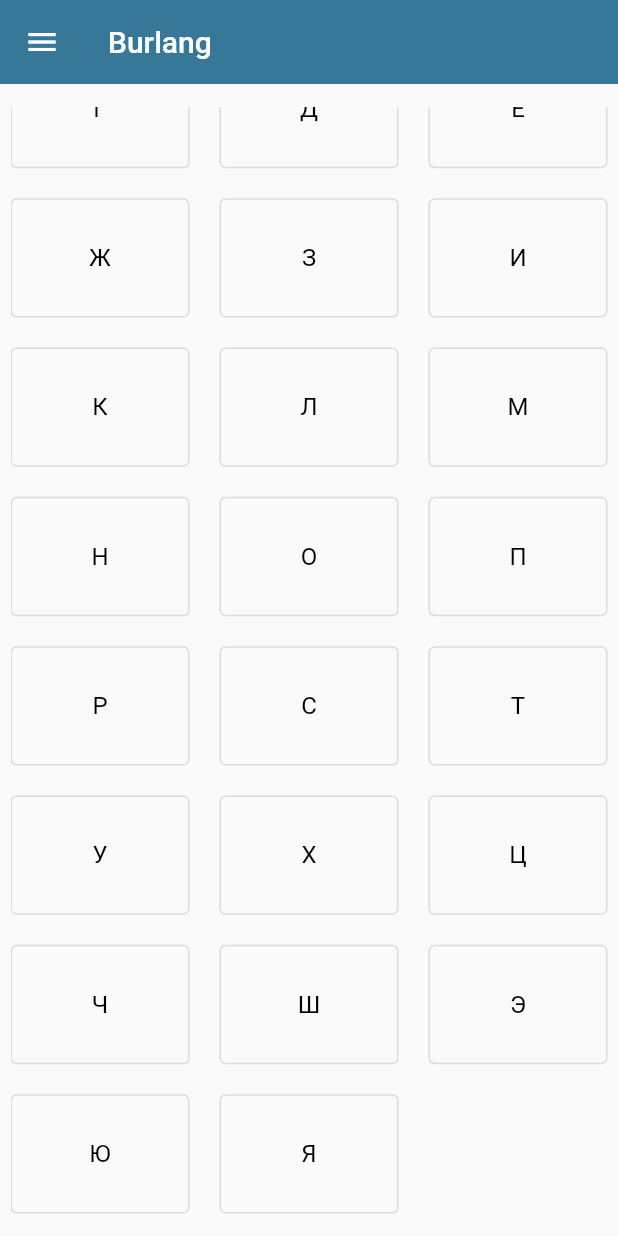
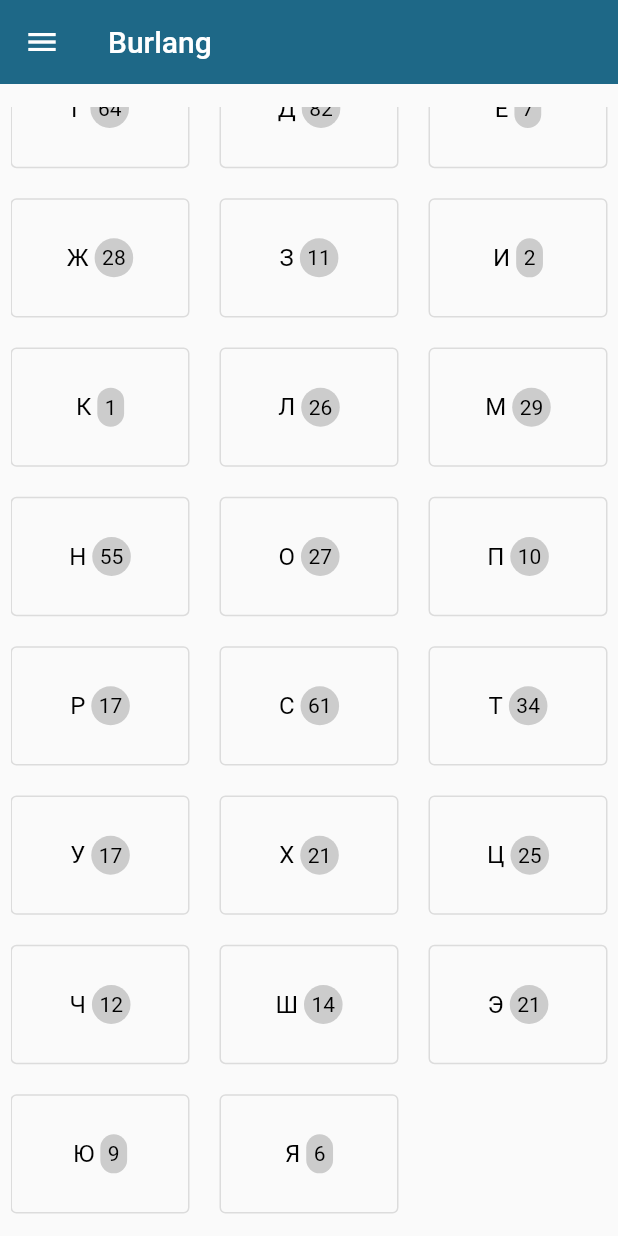
Before and after one commit to burlang/mobile, a Flutter app: the BuryatAlphabetsScreen screen opened by its route, scrolled down 138 dp, on a phone screen of 412 x 824 dp. Run offline on Flutter 3.47's test engine with Material 2 defaults, Android fonts, the phone set to English and light mode, and no system bars; our stand-ins replace bloc, flutter_bloc; network calls fail.

Commit message:
pre-relize updates

```diff
--- a/lib/config/router.dart
+++ b/lib/config/router.dart
@@ -1,14 +1,19 @@
 import 'package:burlang_demo/screens/buryat_name_screen.dart';
 import 'package:burlang_demo/screens/buryat_alphabets_screen.dart';
+import 'package:burlang_demo/screens/new_screen.dart';
 import 'package:burlang_demo/screens/search_word_screen.dart';
 import 'package:burlang_demo/screens/buryat_names_screen.dart';
 import 'package:flutter/material.dart';
+
+import '../screens/news_screen.dart';
 
 class RouteGenerator {
   static const MAIN = '/';
   static const BURYAT_NAMES = 'buryat_names';
   static const BURYAT_NAME = 'buryat_name';
   static const BURYAT_NAME_DISCRIPTION = 'buryat_name_discription';
+  static const NEWS = 'news';
+  static const NEW = 'new';
 
   static Route<dynamic> generateRoute(RouteSettings settings) {
     final arg = settings.arguments;
@@ -30,6 +35,12 @@ class RouteGenerator {
             builder: (_) => BuryatNameScreen(
                   buryat_name: arg,
                 ));
+
+      case NEWS:
+        return MaterialPageRoute(builder: (_) => const NewsScreen());
+
+      case NEW:
+        return MaterialPageRoute(builder: (_) => NewScreen(slug: arg,));
     }
     return MaterialPageRoute(builder: (_) => const SearchWordScreen());
   }
--- a/lib/constants/constants.dart
+++ b/lib/constants/constants.dart
@@ -30,6 +30,35 @@ class Constants {
     'Я'
   ];
 
+  static final letters_numbers = <String>[
+    '45',
+    '108',
+    '5',
+    '64',
+    '82',
+    '7',
+    '28',
+    '11',
+    '2',
+    '1',
+    '26',
+    '29',
+    '55',
+    '27',
+    '10',
+    '17',
+    '61',
+    '34',
+    '17',
+    '21',
+    '25',
+    '12',
+    '14',
+    '21',
+    '9',
+    '6'
+  ];
+
   static const String bur = 'Бурятско';
   static const String bur_rus = 'Русский';
 
@@ -39,5 +68,6 @@ class Constants {
   static const String input_bur = 'Введите бурятское слово';
   static const String input_rus = 'Введите русское слово';
 
-  static const color = Color.fromARGB(255, 55, 119, 151);
+  static const color = Color.fromRGBO(30, 104, 135, 1);
+  static const backgroundColor = Color.fromRGBO(238, 238, 238, 1);
 }
--- a/lib/screens/buryat_alphabets_screen.dart
+++ b/lib/screens/buryat_alphabets_screen.dart
@@ -36,12 +36,35 @@ class _BuryatAlphabetsScreenState extends State<BuryatAlphabetsScreen> {
                           RouteGenerator.BURYAT_NAME,
                           arguments: Constants.letters_names[index]);
                     },
-                    child: Text(
-                      Constants.letters_names[index],
-                      style: const TextStyle(
-                          color: Colors.black,
-                          fontSize: 16,
-                          fontWeight: FontWeight.w400),
+                    child: Row(
+                      mainAxisAlignment: MainAxisAlignment.center,
+                      children: [
+                        Text(
+                          Constants.letters_names[index],
+                          style: const TextStyle(
+                              color: Colors.black,
+                              fontSize: 16,
+                              fontWeight: FontWeight.w400),
+                        ),
+                        const SizedBox(
+                          width: 4,
+                        ),
+                        Container(
+                          decoration: BoxDecoration(
+                              color: const Color.fromRGBO(204, 204, 204, 1),
+                              borderRadius: BorderRadius.circular(15)),
+                          child: Padding(
+                            padding: const EdgeInsets.all(5),
+                            child: Text(
+                              Constants.letters_numbers[index],
+                              style: const TextStyle(
+                                  color: Colors.black,
+                                  fontSize: 14,
+                                  fontWeight: FontWeight.w400),
+                            ),
+                          ),
+                        )
+                      ],
                     ),
                   );
                 }),
--- a/lib/screens/search_word_screen.dart
+++ b/lib/screens/search_word_screen.dart
@@ -1,8 +1,9 @@
 import 'package:burlang_demo/bloc/burlang_bloc.dart';
 import 'package:burlang_demo/constants/constants.dart';
+import 'package:burlang_demo/widgets/contacts_widget.dart';
 import 'package:burlang_demo/widgets/drawer_widget.dart';
 import 'package:burlang_demo/widgets/loader_widget.dart';
-import 'package:burlang_demo/widgets/new_widget.dart';
+import 'package:burlang_demo/widgets/news_widget.dart';
 import 'package:burlang_demo/widgets/search_dictionary_word_widget.dart';
 import 'package:flutter/material.dart';
 import 'package:flutter/widgets.dart';
@@ -63,7 +64,8 @@ class _SearchWordScreenState extends State<SearchWordScreen> {
                     },
                     child: ListView(shrinkWrap: true, children: const [
                       SearchDictionaryWordWidget(),
-                      NewsWidget()
+                      NewsWidget(),
+                      ContactsWidget()
                     ]),
                   ),
                 ),
--- a/lib/widgets/appbar_widget.dart
+++ b/lib/widgets/appbar_widget.dart
@@ -1,3 +1,5 @@
+import 'package:burlang_demo/config/router.dart';
+import 'package:burlang_demo/constants/constants.dart';
 import 'package:flutter/material.dart';
 
 class AppBarWidget extends StatelessWidget implements PreferredSizeWidget {
@@ -8,9 +10,13 @@ class AppBarWidget extends StatelessWidget implements PreferredSizeWidget {
   @override
   Widget build(BuildContext context) {
     return AppBar(
-      backgroundColor: const Color.fromARGB(255, 55, 119, 151),
+      backgroundColor: Constants.color,
       elevation: 0.0,
-      title: const Text('Burlang'),
+      title: GestureDetector(
+          onTap: () {
+            Navigator.of(context).pushNamed(RouteGenerator.MAIN);
+          },
+          child: const Text('Burlang')),
     );
   }
 
--- a/pubspec.yaml
+++ b/pubspec.yaml
@@ -34,7 +34,7 @@ dependencies:
   # The following adds the Cupertino Icons font to your application.
   # Use with the CupertinoIcons class for iOS style icons.
   cupertino_icons: ^1.0.2
-  path_provider: ^2.0.11
+  url_launcher: ^6.0.17
   intl: ^0.17.0
   http: ^0.13.5
   flutter_bloc: ^8.1.1
```
Also changed, not shown: lib/api/burlang_api.dart (+20 -0 lines), lib/config/launcher.dart (added, +12 -0 lines), lib/models/new.dart (added, +13 -0 lines), lib/models/news.dart (+5 -4 lines), lib/screens/buryat_name_screen.dart (+15 -9 lines), lib/screens/new_screen.dart (added, +65 -0 lines), lib/screens/news_screen.dart (added, +20 -0 lines), lib/widgets/contacts_widget.dart (added, +96 -0 lines), lib/widgets/drawer_widget.dart (+5 -16 lines), lib/widgets/news_widget.dart (renamed from lib/widgets/new_widget.dart, +42 -28 lines), lib/widgets/search_dictionary_word_widget.dart (+7 -4 lines), pubspec.lock, 6 other files.
